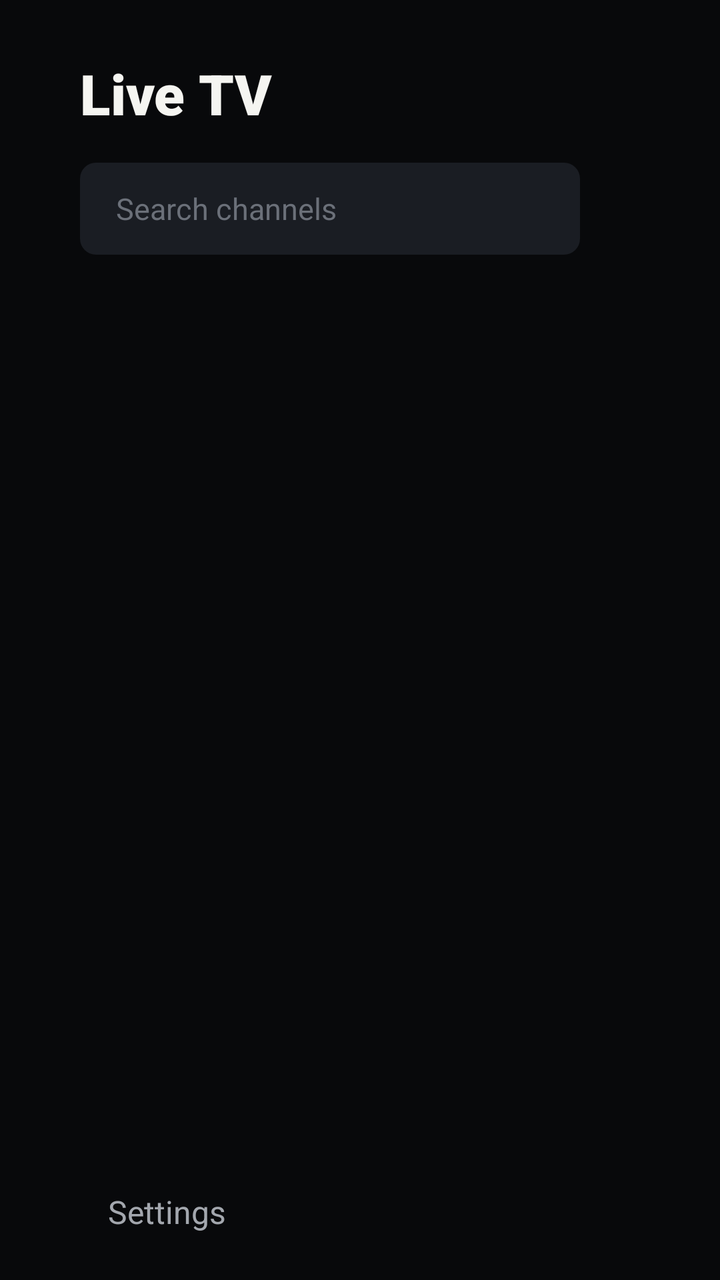
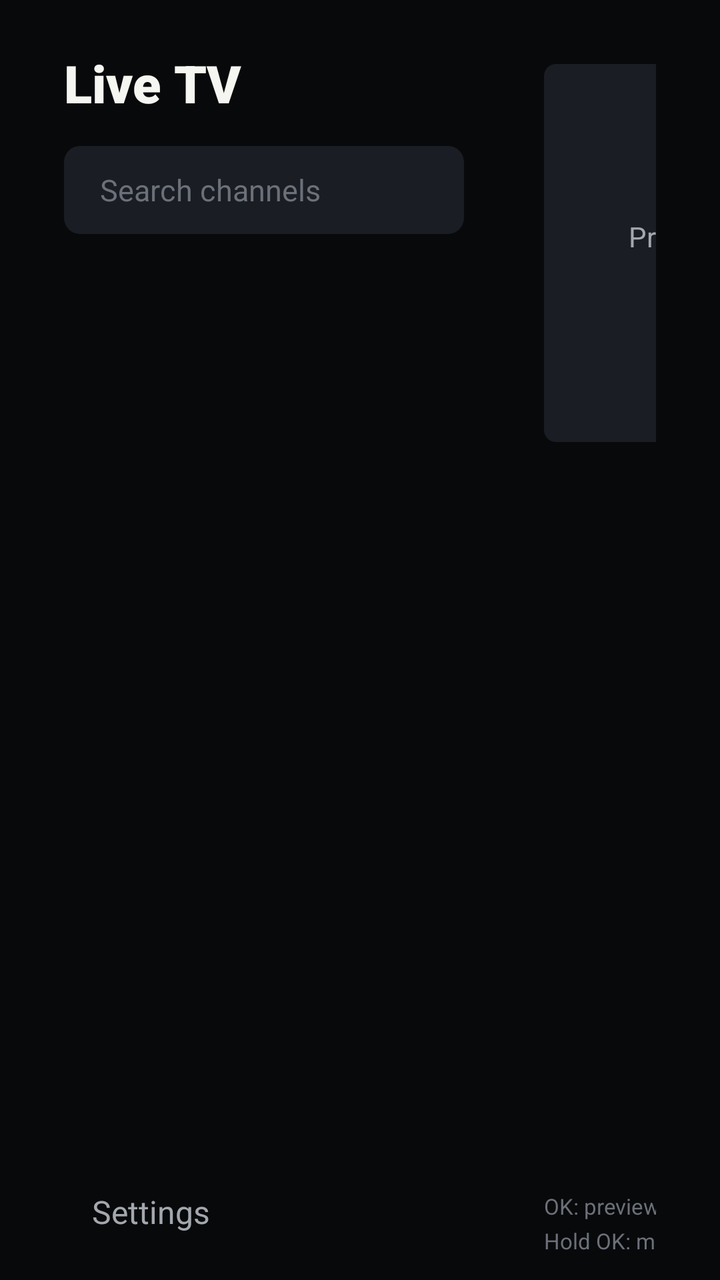

The first picture is an Android layout as it rendered before a commit; the second is the same layout after the commit. The layout source and the unified diff follow.
<!-- AndroidManifest.xml: application theme AppTheme -->
<!-- res/layout/activity_live.xml -->
<?xml version="1.0" encoding="utf-8"?>
<LinearLayout xmlns:android="http://schemas.android.com/apk/res/android"
    android:layout_width="match_parent" android:layout_height="match_parent"
    android:background="@color/bg" android:orientation="horizontal"
    android:paddingStart="40dp" android:paddingTop="28dp"
    android:paddingEnd="40dp" android:paddingBottom="12dp">

    <LinearLayout
        android:layout_width="250dp" android:layout_height="match_parent"
        android:orientation="vertical">

        <TextView
            android:layout_width="wrap_content" android:layout_height="wrap_content"
            android:layout_marginBottom="16dp" android:fontFamily="sans-serif-black"
            android:text="Live TV" android:textColor="@color/text" android:textSize="28sp" />

        <EditText
            android:id="@+id/search" style="@style/Field"
            android:layout_height="46dp" android:hint="Search channels"
            android:imeOptions="actionSearch" android:inputType="text" android:textSize="15sp" />

        <androidx.recyclerview.widget.RecyclerView
            android:id="@+id/categories"
            android:layout_width="match_parent" android:layout_height="0dp"
            android:layout_weight="1" android:clipToPadding="false"
            android:descendantFocusability="afterDescendants" />

        <TextView
            android:id="@+id/settings"
            android:layout_width="match_parent" android:layout_height="44dp"
            android:layout_marginTop="8dp" android:background="@drawable/bg_item"
            android:clickable="true" android:focusable="true" android:gravity="center_vertical"
            android:paddingStart="14dp" android:text="Settings"
            android:textColor="@color/nav_text" android:textSize="16sp" />
    </LinearLayout>

    <LinearLayout
        android:layout_width="0dp" android:layout_height="match_parent"
        android:layout_marginStart="28dp" android:layout_weight="1"
        android:orientation="vertical">

        <TextView
            android:id="@+id/heading"
            android:layout_width="match_parent" android:layout_height="wrap_content"
            android:layout_marginBottom="8dp" android:layout_marginTop="10dp"
            android:fontFamily="sans-serif-medium" android:singleLine="true"
            android:textColor="@color/text" android:textSize="19sp" />

        <TextView
            android:id="@+id/status"
            android:layout_width="match_parent" android:layout_height="wrap_content"
            android:layout_marginTop="40dp" android:gravity="center"
            android:textColor="@color/muted" android:textSize="18sp" android:visibility="gone" />

        <androidx.recyclerview.widget.RecyclerView
            android:id="@+id/grid"
            android:layout_width="match_parent" android:layout_height="0dp"
            android:layout_weight="1" android:clipChildren="false" android:clipToPadding="false"
            android:paddingStart="6dp" android:paddingTop="6dp" android:paddingEnd="6dp" android:paddingBottom="24dp" />
    </LinearLayout>
</LinearLayout>
<!-- resources referenced by this layout -->
<resources>
  <color name="bg">#08090B</color>
  <color name="muted">#A3A7AE</color>
  <color name="text">#F5F5F1</color>
  <!-- drawable bg_item (drawable) -->
  <?xml version="1.0" encoding="utf-8"?>
  <selector xmlns:android="http://schemas.android.com/apk/res/android">
      <item android:state_focused="true"><shape><solid android:color="#F5F5F1" /><corners android:radius="6dp" /></shape></item>
      <item android:state_selected="true"><shape><solid android:color="#262A32" /><corners android:radius="6dp" /></shape></item>
      <item><shape><solid android:color="#00000000" /><corners android:radius="6dp" /></shape></item>
  </selector>
  <style name="Field">
          <item name="android:layout_width">match_parent</item>
          <item name="android:layout_height">52dp</item>
          <item name="android:layout_marginBottom">10dp</item>
          <item name="android:background">@drawable/bg_field</item>
          <item name="android:paddingStart">18dp</item>
          <item name="android:paddingEnd">18dp</item>
          <item name="android:singleLine">true</item>
          <item name="android:textColor">@color/text</item>
          <item name="android:textColorHint">@color/faint</item>
          <item name="android:textSize">17sp</item>
      </style>
  <style name="AppTheme" parent="Theme.AppCompat.NoActionBar">
          <item name="android:windowBackground">@color/bg</item>
          <item name="android:windowFullscreen">true</item>
          <item name="colorPrimary">@color/accent</item>
          <item name="colorAccent">@color/accent</item>
          <item name="android:textColorPrimary">@color/text</item>
          <item name="android:textColorSecondary">@color/muted</item>
          <item name="alertDialogTheme">@style/Dialog</item>
          <item name="android:windowAnimationStyle">@style/Transitions</item>
      </style>
  <!-- drawable bg_field (drawable) -->
  <?xml version="1.0" encoding="utf-8"?>
  <selector xmlns:android="http://schemas.android.com/apk/res/android">
      <item android:state_focused="true"><shape><solid android:color="#262A32" /><stroke android:width="2dp" android:color="#F5F5F1" /><corners android:radius="8dp" /></shape></item>
      <item><shape><solid android:color="#1A1D23" /><corners android:radius="8dp" /></shape></item>
  </selector>
  <color name="faint">#6B7079</color>
  <color name="accent">#FF5A36</color>
  <style name="Dialog" parent="Theme.AppCompat.Dialog.Alert">
          <item name="android:windowBackground">@drawable/bg_dialog</item>
          <item name="colorAccent">@color/accent</item>
          <item name="android:textColorPrimary">@color/text</item>
          <item name="android:textColorSecondary">@color/muted</item>
      </style>
  <style name="Transitions" parent="@android:style/Animation.Activity">
          <item name="android:activityOpenEnterAnimation">@anim/screen_in</item>
          <item name="android:activityOpenExitAnimation">@anim/screen_behind</item>
          <item name="android:activityCloseEnterAnimation">@anim/screen_return</item>
          <item name="android:activityCloseExitAnimation">@anim/screen_out</item>
      </style>
  <!-- drawable bg_dialog (drawable) -->
  <?xml version="1.0" encoding="utf-8"?>
  <shape xmlns:android="http://schemas.android.com/apk/res/android">
      <solid android:color="#16191E" />
      <corners android:radius="14dp" />
  </shape>
</resources>

<!-- the commit's change to res/layout/activity_live.xml (unified diff, before → after) -->
@@ -1,22 +1,38 @@
 <?xml version="1.0" encoding="utf-8"?>
 <LinearLayout xmlns:android="http://schemas.android.com/apk/res/android"
+    xmlns:app="http://schemas.android.com/apk/res-auto"
+    android:id="@+id/root"
     android:layout_width="match_parent" android:layout_height="match_parent"
     android:background="@color/bg" android:orientation="horizontal"
-    android:paddingStart="40dp" android:paddingTop="28dp"
-    android:paddingEnd="40dp" android:paddingBottom="12dp">
+    android:paddingStart="32dp" android:paddingTop="24dp"
+    android:paddingEnd="32dp" android:paddingBottom="12dp">
 
+    
     <LinearLayout
-        android:layout_width="250dp" android:layout_height="match_parent"
+        android:layout_width="200dp" android:layout_height="match_parent"
         android:orientation="vertical">
 
-        <TextView
-            android:layout_width="wrap_content" android:layout_height="wrap_content"
-            android:layout_marginBottom="16dp" android:fontFamily="sans-serif-black"
-            android:text="Live TV" android:textColor="@color/text" android:textSize="28sp" />
+        <LinearLayout
+            android:layout_width="match_parent" android:layout_height="wrap_content"
+            android:layout_marginBottom="14dp" android:gravity="center_vertical"
+            android:orientation="horizontal">
+
+            <TextView
+                android:layout_width="wrap_content" android:layout_height="wrap_content"
+                android:fontFamily="sans-serif-black"
+                android:text="Live TV" android:textColor="@color/text" android:textSize="26sp" />
+
+            
+            <ProgressBar
+                android:id="@+id/firstLoad"
+                android:layout_width="20dp" android:layout_height="20dp"
+                android:layout_marginStart="12dp" android:indeterminateTint="@color/accent"
+                android:visibility="gone" />
+        </LinearLayout>
 
         <EditText
             android:id="@+id/search" style="@style/Field"
-            android:layout_height="46dp" android:hint="Search channels"
+            android:layout_height="44dp" android:hint="Search channels"
             android:imeOptions="actionSearch" android:inputType="text" android:textSize="15sp" />
 
         <androidx.recyclerview.widget.RecyclerView
@@ -34,28 +50,111 @@
             android:textColor="@color/nav_text" android:textSize="16sp" />
     </LinearLayout>
 
+    
     <LinearLayout
         android:layout_width="0dp" android:layout_height="match_parent"
-        android:layout_marginStart="28dp" android:layout_weight="1"
+        android:layout_marginStart="20dp" android:layout_weight="1"
         android:orientation="vertical">
 
         <TextView
             android:id="@+id/heading"
             android:layout_width="match_parent" android:layout_height="wrap_content"
-            android:layout_marginBottom="8dp" android:layout_marginTop="10dp"
-            android:fontFamily="sans-serif-medium" android:singleLine="true"
-            android:textColor="@color/text" android:textSize="19sp" />
+            android:layout_marginBottom="8dp" android:layout_marginTop="8dp"
+            android:fontFamily="sans-serif-medium" android:singleLine="true" android:ellipsize="end"
+            android:textColor="@color/text" android:textSize="17sp" />
 
         <TextView
             android:id="@+id/status"
             android:layout_width="match_parent" android:layout_height="wrap_content"
             android:layout_marginTop="40dp" android:gravity="center"
-            android:textColor="@color/muted" android:textSize="18sp" android:visibility="gone" />
+            android:textColor="@color/muted" android:textSize="16sp" android:visibility="gone" />
 
         <androidx.recyclerview.widget.RecyclerView
             android:id="@+id/grid"
             android:layout_width="match_parent" android:layout_height="0dp"
             android:layout_weight="1" android:clipChildren="false" android:clipToPadding="false"
-            android:paddingStart="6dp" android:paddingTop="6dp" android:paddingEnd="6dp" android:paddingBottom="24dp" />
+            android:paddingStart="4dp" android:paddingTop="4dp" android:paddingEnd="4dp" android:paddingBottom="24dp" />
+    </LinearLayout>
+
+    
+    <LinearLayout
+        android:layout_width="336dp" android:layout_height="match_parent"
+        android:layout_marginStart="20dp" android:orientation="vertical">
+
+        <FrameLayout
+            android:id="@+id/previewBox"
+            android:layout_width="336dp" android:layout_height="189dp"
+            android:layout_marginTop="8dp" android:background="@drawable/bg_card">
+
+            <org.videolan.libvlc.util.VLCVideoLayout
+                android:id="@+id/previewVlc"
+                android:layout_width="match_parent" android:layout_height="match_parent"
+                android:visibility="gone" />
+
+            <androidx.media3.ui.PlayerView
+                android:id="@+id/previewExo"
+                android:layout_width="match_parent" android:layout_height="match_parent"
+                android:visibility="gone"
+                app:resize_mode="fit" app:show_buffering="never" app:use_controller="false" />
+
+            <TextView
+                android:id="@+id/previewEmpty"
+                android:layout_width="match_parent" android:layout_height="match_parent"
+                android:gravity="center" android:padding="20dp"
+                android:text="Press OK on a channel to preview it here.\nPress OK again for full screen."
+                android:textColor="@color/muted" android:textSize="14sp" />
+
+            <ProgressBar
+                android:id="@+id/previewLoading"
+                android:layout_width="36dp" android:layout_height="36dp"
+                android:layout_gravity="center" android:indeterminateTint="@color/accent"
+                android:visibility="gone" />
+        </FrameLayout>
+
+        <TextView
+            android:id="@+id/previewName"
+            android:layout_width="match_parent" android:layout_height="wrap_content"
+            android:layout_marginTop="12dp" android:ellipsize="end" android:singleLine="true"
+            android:fontFamily="sans-serif-black" android:textColor="@color/text" android:textSize="19sp" />
+
+        <TextView
+            android:id="@+id/previewQuality"
+            android:layout_width="match_parent" android:layout_height="wrap_content"
+            android:singleLine="true" android:ellipsize="end"
+            android:fontFamily="sans-serif-medium" android:textColor="@color/accent" android:textSize="12sp" />
+
+        <TextView
+            android:id="@+id/previewNow"
+            android:layout_width="match_parent" android:layout_height="wrap_content"
+            android:layout_marginTop="10dp" android:maxLines="2" android:ellipsize="end"
+            android:fontFamily="sans-serif-medium" android:textColor="@color/text" android:textSize="14sp" />
+
+        <ProgressBar
+            android:id="@+id/previewProgress"
+            style="?android:attr/progressBarStyleHorizontal"
+            android:layout_width="match_parent" android:layout_height="3dp"
+            android:layout_marginTop="6dp" android:max="1000"
+            android:progressDrawable="@drawable/progress_card" android:visibility="invisible" />
+
+        <TextView
+            android:id="@+id/previewDesc"
+            android:layout_width="match_parent" android:layout_height="wrap_content"
+            android:layout_marginTop="6dp" android:maxLines="4" android:ellipsize="end"
+            android:lineSpacingMultiplier="1.1" android:textColor="@color/muted" android:textSize="12sp" />
+
+        <TextView
+            android:id="@+id/previewNext"
+            android:layout_width="match_parent" android:layout_height="wrap_content"
+            android:layout_marginTop="8dp" android:singleLine="true" android:ellipsize="end"
+            android:textColor="@color/faint" android:textSize="12sp" />
+
+        <View
+            android:layout_width="0dp" android:layout_height="0dp" android:layout_weight="1" />
+
+        <TextView
+            android:layout_width="match_parent" android:layout_height="wrap_content"
+            android:lineSpacingMultiplier="1.2"
+            android:text="OK: preview, OK again: full screen\nHold OK: move channel   ·   ☰: channel options"
+            android:textColor="@color/faint" android:textSize="11sp" />
     </LinearLayout>
 </LinearLayout>
<!-- resource entries referenced after the edit -->
@@ -3,6 +3,12 @@
   <color name="bg">#08090B</color>
   <color name="muted">#A3A7AE</color>
   <color name="text">#F5F5F1</color>
+  <!-- drawable bg_card (drawable) -->
+  <?xml version="1.0" encoding="utf-8"?>
+  <shape xmlns:android="http://schemas.android.com/apk/res/android">
+      <solid android:color="@color/card" />
+      <corners android:radius="6dp" />
+  </shape>
   <!-- drawable bg_item (drawable) -->
   <?xml version="1.0" encoding="utf-8"?>
   <selector xmlns:android="http://schemas.android.com/apk/res/android">
@@ -10,6 +16,12 @@
       <item android:state_selected="true"><shape><solid android:color="#262A32" /><corners android:radius="6dp" /></shape></item>
       <item><shape><solid android:color="#00000000" /><corners android:radius="6dp" /></shape></item>
   </selector>
+  <!-- drawable progress_card (drawable) -->
+  <?xml version="1.0" encoding="utf-8"?>
+  <layer-list xmlns:android="http://schemas.android.com/apk/res/android">
+      <item android:id="@android:id/background"><shape><solid android:color="#59F5F5F1" /></shape></item>
+      <item android:id="@android:id/progress"><clip><shape><solid android:color="@color/accent" /></shape></clip></item>
+  </layer-list>
   <style name="Field">
           <item name="android:layout_width">match_parent</item>
           <item name="android:layout_height">52dp</item>
@@ -32,6 +44,7 @@
           <item name="alertDialogTheme">@style/Dialog</item>
           <item name="android:windowAnimationStyle">@style/Transitions</item>
       </style>
+  <color name="card">#1A1D23</color>
   <!-- drawable bg_field (drawable) -->
   <?xml version="1.0" encoding="utf-8"?>
   <selector xmlns:android="http://schemas.android.com/apk/res/android">
